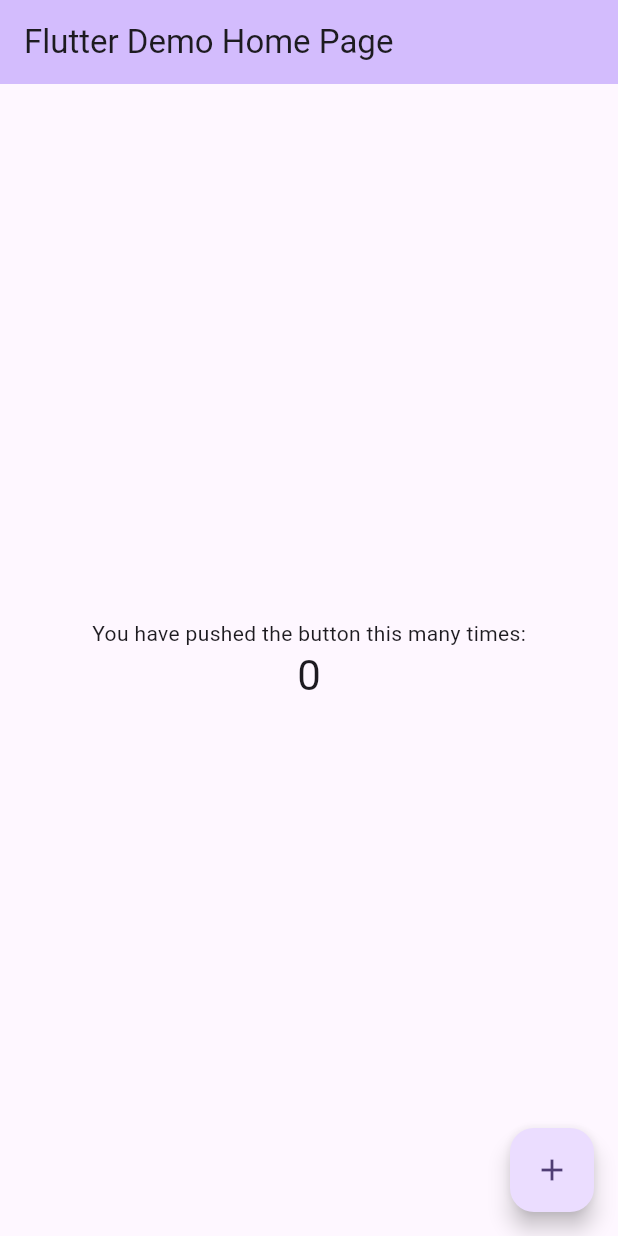
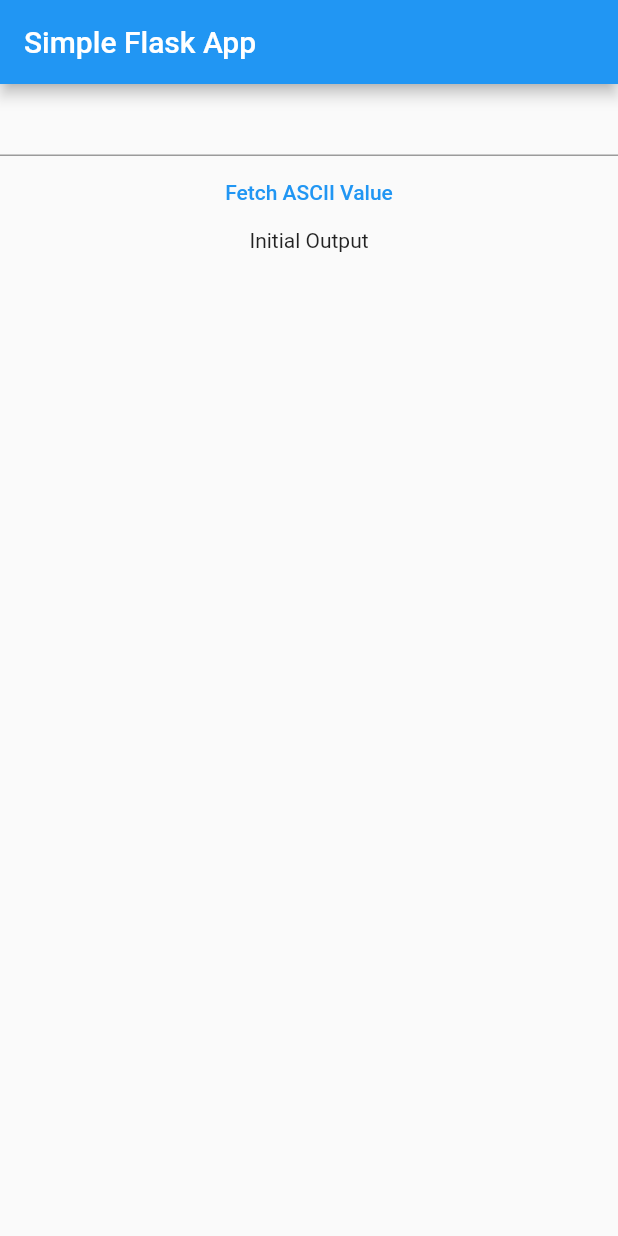
Before and after one commit to onebignick/google-ignite-2023, a Flutter app: the screen it shows after launch, on a phone screen of 412 x 824 dp. Run offline on Flutter 3.47's test engine with Material 2 defaults, Android fonts, the phone set to English and light mode, and no system bars.

Commit message:
python flask integration

```diff
--- /dev/null
+++ b/lib/function.dart
@@ -0,0 +1,6 @@
+import "package:http/http.dart" as http;
+
+fetchdata(String url) async {
+  http.Response response= await http.get(Uri.parse(url));
+  return response.body;
+}
--- /dev/null
+++ b/lib/home.dart
@@ -0,0 +1,42 @@
+import 'dart:convert';
+
+import 'package:cloud9/function.dart';
+import 'package:flutter/material.dart';
+
+class Home extends StatefulWidget{
+  const Home({Key? key}):super(key:key);
+
+  @override
+  _HomeState createState() => _HomeState();
+}
+
+class _HomeState extends State<Home>{
+  String url="";
+  String output="Initial Output";
+  var data;
+  @override
+  Widget build(BuildContext context){
+    return Scaffold(
+      appBar:AppBar(title:Text("Simple Flask App")),
+      body: Center(
+        child: Column(
+        children: [
+          TextField(
+            onChanged: (value){
+              url='http://127.0.0.1:5000/api?query=' + value.toString();
+              // emulator: http://10.0.2.2:5000
+              // prod: http://127.0.0.1:5000
+            },
+          ),
+          TextButton(onPressed:() async {
+            data = await fetchdata(url);
+            var decoded = jsonDecode(data);
+            setState((){
+              output=decoded['output'];
+            });
+          }, child: Text("Fetch ASCII Value")),
+          Text(output)
+        ],))
+    );
+  }
+}
--- a/lib/main.dart
+++ b/lib/main.dart
@@ -1,125 +1,16 @@
+import 'package:cloud9/home.dart';
 import 'package:flutter/material.dart';
 
-void main() {
-  runApp(const MyApp());
-}
+void main() => runApp(new MyApp());
 
-class MyApp extends StatelessWidget {
-  const MyApp({super.key});
+class MyApp extends StatelessWidget{
+  const MyApp({Key? key}): super(key:key);
 
-  // This widget is the root of your application.
   @override
-  Widget build(BuildContext context) {
+  Widget build(BuildContext context){
     return MaterialApp(
-      title: 'Flutter Demo',
-      theme: ThemeData(
-        // This is the theme of your application.
-        //
-        // TRY THIS: Try running your application with "flutter run". You'll see
-        // the application has a blue toolbar. Then, without quitting the app,
-        // try changing the seedColor in the colorScheme below to Colors.green
-        // and then invoke "hot reload" (save your changes or press the "hot
-        // reload" button in a Flutter-supported IDE, or press "r" if you used
-        // the command line to start the app).
-        //
-        // Notice that the counter didn't reset back to zero; the application
-        // state is not lost during the reload. To reset the state, use hot
-        // restart instead.
-        //
-        // This works for code too, not just values: Most code changes can be
-        // tested with just a hot reload.
-        colorScheme: ColorScheme.fromSeed(seedColor: Colors.deepPurple),
-        useMaterial3: true,
-      ),
-      home: const MyHomePage(title: 'Flutter Demo Home Page'),
+      debugShowCheckedModeBanner: false,
+      home: Home(),
     );
   }
 }
-
-class MyHomePage extends StatefulWidget {
-  const MyHomePage({super.key, required this.title});
-
-  // This widget is the home page of your application. It is stateful, meaning
-  // that it has a State object (defined below) that contains fields that affect
-  // how it looks.
-
-  // This class is the configuration for the state. It holds the values (in this
-  // case the title) provided by the parent (in this case the App widget) and
-  // used by the build method of the State. Fields in a Widget subclass are
-  // always marked "final".
-
-  final String title;
-
-  @override
-  State<MyHomePage> createState() => _MyHomePageState();
-}
-
-class _MyHomePageState extends State<MyHomePage> {
-  int _counter = 0;
-
-  void _incrementCounter() {
-    setState(() {
-      // This call to setState tells the Flutter framework that something has
-      // changed in this State, which causes it to rerun the build method below
-      // so that the display can reflect the updated values. If we changed
-      // _counter without calling setState(), then the build method would not be
-      // called again, and so nothing would appear to happen.
-      _counter++;
-    });
-  }
-
-  @override
-  Widget build(BuildContext context) {
-    // This method is rerun every time setState is called, for instance as done
-    // by the _incrementCounter method above.
-    //
-    // The Flutter framework has been optimized to make rerunning build methods
-    // fast, so that you can just rebuild anything that needs updating rather
-    // than having to individually change instances of widgets.
-    return Scaffold(
-      appBar: AppBar(
-        // TRY THIS: Try changing the color here to a specific color (to
-        // Colors.amber, perhaps?) and trigger a hot reload to see the AppBar
-        // change color while the other colors stay the same.
-        backgroundColor: Theme.of(context).colorScheme.inversePrimary,
-        // Here we take the value from the MyHomePage object that was created by
-        // the App.build method, and use it to set our appbar title.
-        title: Text(widget.title),
-      ),
-      body: Center(
-        // Center is a layout widget. It takes a single child and positions it
-        // in the middle of the parent.
-        child: Column(
-          // Column is also a layout widget. It takes a list of children and
-          // arranges them vertically. By default, it sizes itself to fit its
-          // children horizontally, and tries to be as tall as its parent.
-          //
-          // Column has various properties to control how it sizes itself and
-          // how it positions its children. Here we use mainAxisAlignment to
-          // center the children vertically; the main axis here is the vertical
-          // axis because Columns are vertical (the cross axis would be
-          // horizontal).
-          //
-          // TRY THIS: Invoke "debug painting" (choose the "Toggle Debug Paint"
-          // action in the IDE, or press "p" in the console), to see the
-          // wireframe for each widget.
-          mainAxisAlignment: MainAxisAlignment.center,
-          children: <Widget>[
-            const Text(
-              'You have pushed the button this many times:',
-            ),
-            Text(
-              '$_counter',
-              style: Theme.of(context).textTheme.headlineMedium,
-            ),
-          ],
-        ),
-      ),
-      floatingActionButton: FloatingActionButton(
-        onPressed: _incrementCounter,
-        tooltip: 'Increment',
-        child: const Icon(Icons.add),
-      ), // This trailing comma makes auto-formatting nicer for build methods.
-    );
-  }
-}
```
Also changed, not shown: 1 other file.
